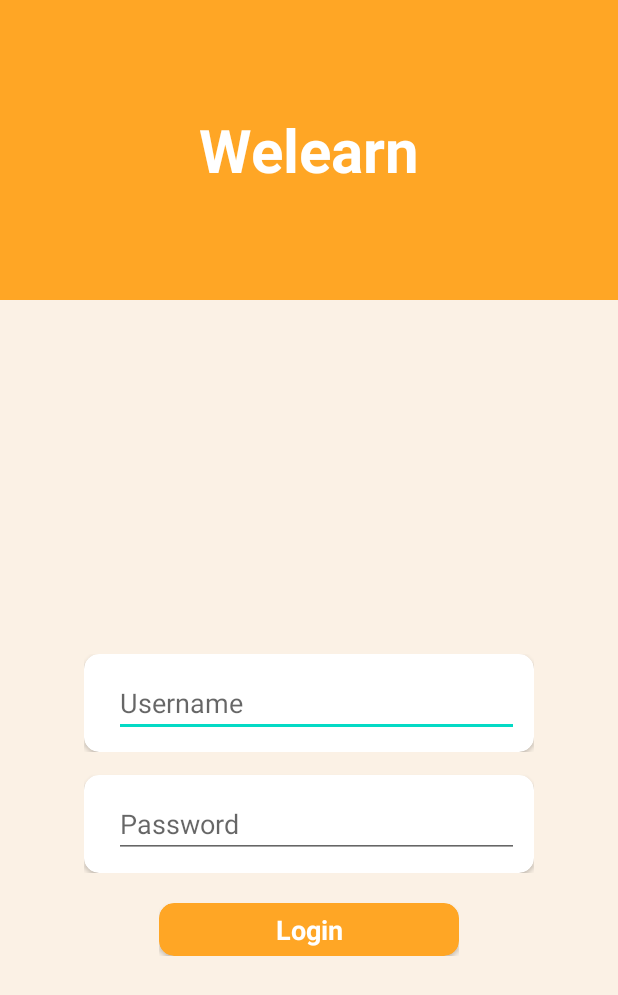
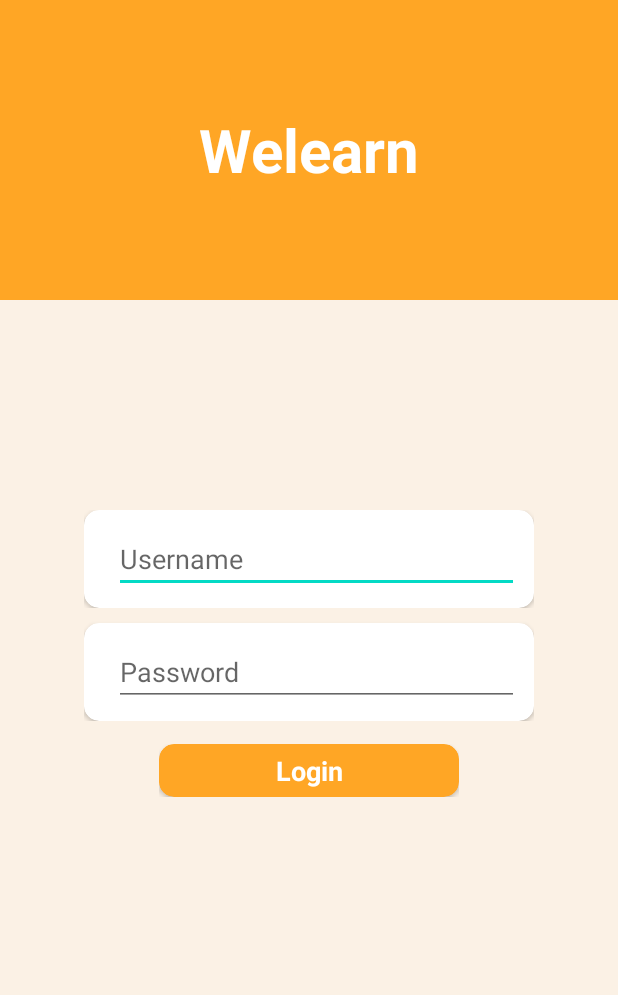
Before and after one commit to PutriEndahP/welearn_android, an Android app: the screen it shows after launch (LoginActivity), on a phone screen of 412 x 824 dp. Shown: the top 995 px of the screen. Run offline under Robolectric (Android 15) with nearby library versions, the phone set to English and light mode, and no system bars.

Commit message:
login layout center

```diff
--- a/app/src/main/res/layout/activity_login.xml
+++ b/app/src/main/res/layout/activity_login.xml
@@ -32,12 +32,12 @@
             android:layout_width="match_parent"
             android:layout_height="0dp"
             android:layout_marginTop="10dp"
-            android:gravity="center"
+            android:gravity="center_horizontal"
             android:layout_weight="3"
             android:orientation="vertical">
             <LinearLayout
                 android:layout_width="wrap_content"
-                android:layout_marginTop="40dp"
+                android:layout_marginTop="130dp"
                 android:layout_height="wrap_content">
                 <androidx.cardview.widget.CardView
                     android:layout_width="300dp"
@@ -68,7 +68,7 @@
                 android:layout_height="wrap_content">
                 <androidx.cardview.widget.CardView
                     android:layout_width="300dp"
-                    android:layout_marginTop="15dp"
+                    android:layout_marginTop="10dp"
                     android:layout_height="wrap_content"
                     app:cardCornerRadius="10dp"
                     android:id="@+id/card_password">
@@ -93,7 +93,7 @@
             </LinearLayout>
             <LinearLayout
                 android:layout_width="wrap_content"
-                android:layout_marginTop="20dp"
+                android:layout_marginTop="15dp"
                 android:layout_gravity="center"
                 android:layout_height="wrap_content">
                 <androidx.cardview.widget.CardView
```
